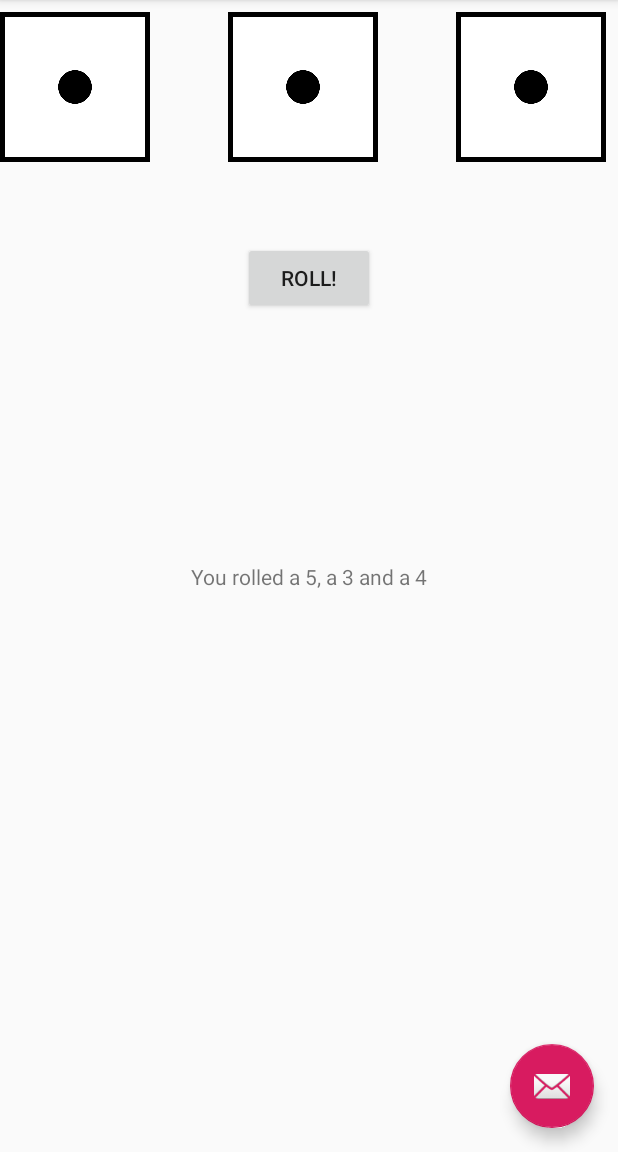
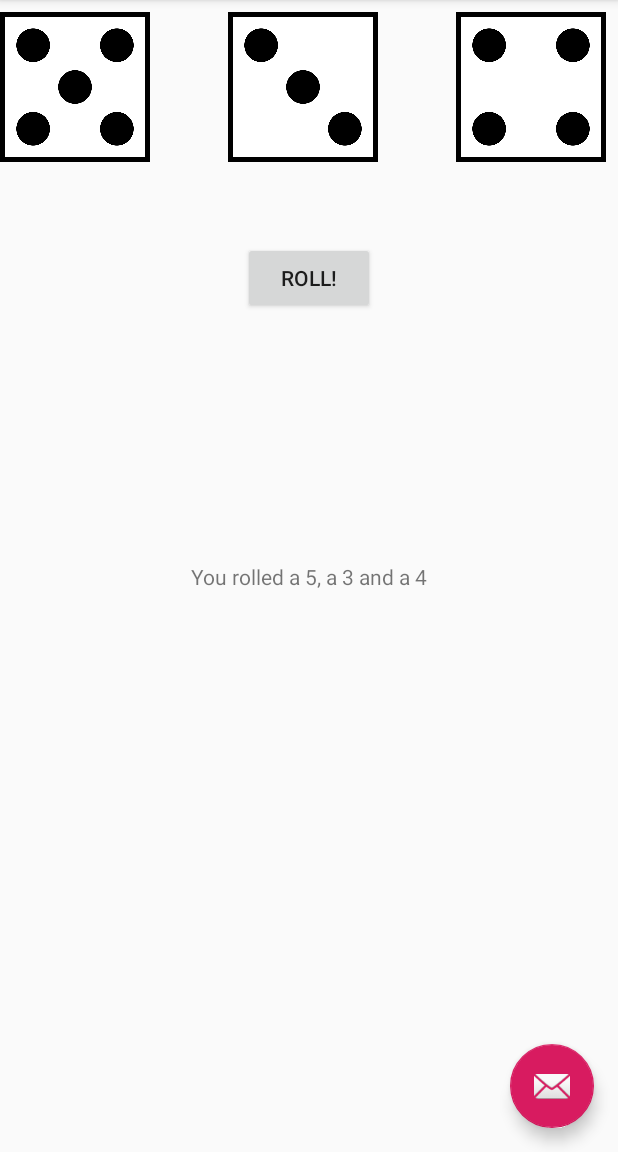
Before and after one commit to Michael-Bissinger/Dice-Roll-Android, an Android app: the screen it shows after launch (MainActivity), after a tap on "ROLL!", on a phone screen of 412 x 824 dp, the part 84-1236 px from its top. Run offline under Robolectric (Android 15) with nearby library versions, the phone set to English and light mode, and no system bars.

Commit message:
go back to former method of handling diceImages

```diff
--- a/app/src/main/java/example/com/MainActivity.java
+++ b/app/src/main/java/example/com/MainActivity.java
@@ -95,17 +95,10 @@ public class MainActivity extends AppCompatActivity {
             String imageName = "die_" + dices.get(dieOfSet) + ".png";
 
             try {
-                diceImageViews.get(dieOfSet).setImageDrawable(Drawable.createFromPath(getAssets().open("die_1.png")));
-            } catch (IOException e) {
-                e.printStackTrace();
-            }
 
-
-            try {
-
-            //    InputStream stream = getAssets().open(imageName);
-            //    Drawable d = Drawable.createFromStream(stream, null);
-            //    diceImageViews.get(dieOfSet).setImageDrawable(d);
+                InputStream stream = getAssets().open(imageName);
+                Drawable d = Drawable.createFromStream(stream, null);
+                diceImageViews.get(dieOfSet).setImageDrawable(d);
 
 
             } catch (IOException e) {
```
